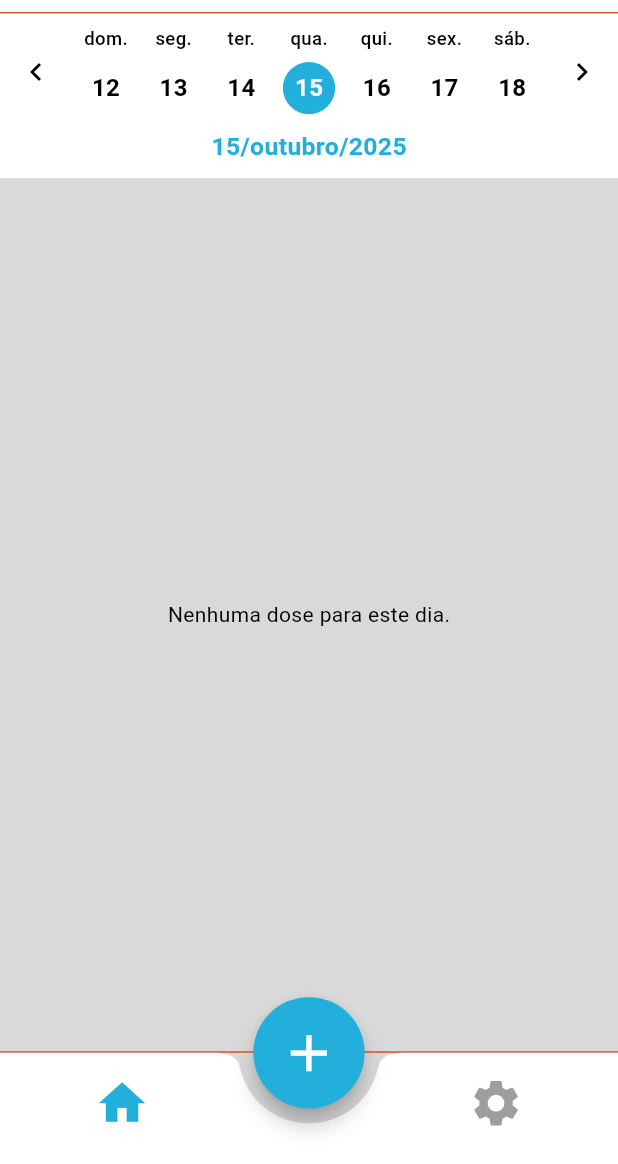
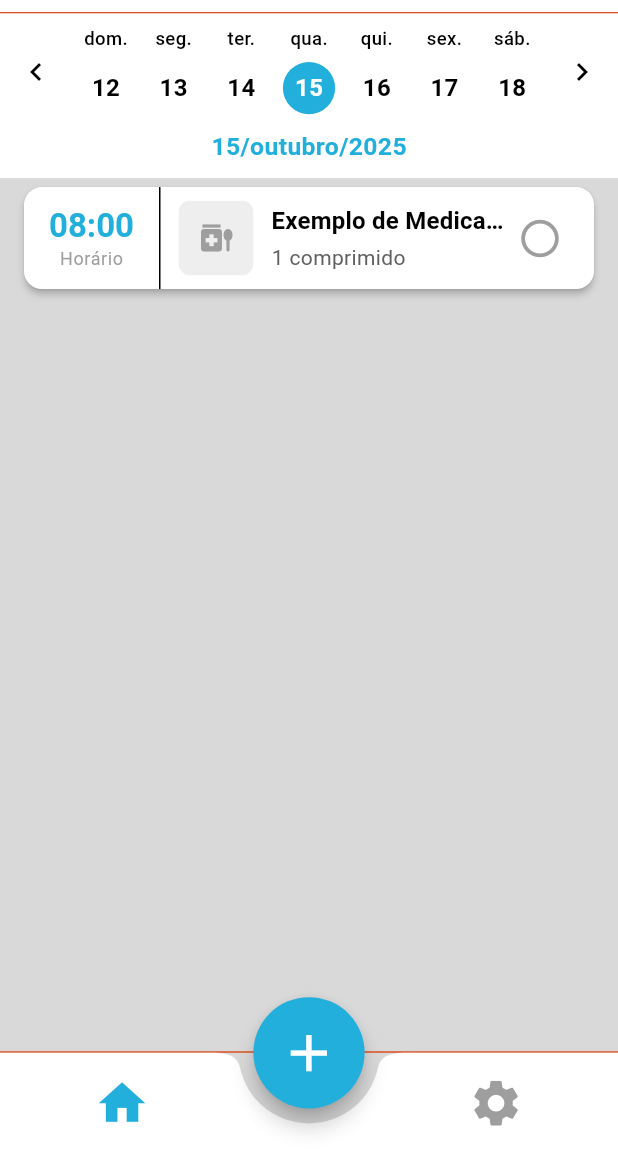
Before and after one commit to MBritoS19/CheckPills, a Flutter app: the MainScreen screen opened directly, on a phone screen of 412 x 824 dp, the part 72-1236 px from its top. Run offline on Flutter 3.47's test engine with Material 3 defaults, Android fonts, the light colour scheme and no system bars; drawn by our look-alikes of showcaseview; our stand-ins replace drift, image_picker, local_auth, shared_preferences, table_calendar; accounts and stored records are empty; generated files the repository leaves out were written again.

Commit message:
feacture(incremento3): Atualizei o passo a passo inicial, agora tem um tutorial para o médicamento e para os botões de navegação

```diff
--- a/checkpills/lib/main.dart
+++ b/checkpills/lib/main.dart
@@ -102,6 +102,8 @@ class _MainScreenState extends State<MainScreen> {
   final GlobalKey _calendarKey = GlobalKey();
   final GlobalKey _weekNavKey = GlobalKey();
   final GlobalKey _doseCardKey = GlobalKey();
+  final GlobalKey _homeKey = GlobalKey();
+  final GlobalKey _settingsKey = GlobalKey();
 
   void _onItemTapped(int index) {
     setState(() {
@@ -114,6 +116,7 @@ class _MainScreenState extends State<MainScreen> {
     final screenWidth = MediaQuery.of(context).size.width;
     final screenHeight = MediaQuery.of(context).size.height;
 
+    // A lista de telas permanece a mesma
     final List<Widget> screens = [
       HomeScreen(
         fabKey: _fabKey,
@@ -126,20 +129,22 @@ class _MainScreenState extends State<MainScreen> {
     ];
 
     return ShowCaseWidget(
-      builder: (context) => Scaffold(
-        body: TutorialController(
+      builder: (context) => TutorialController(
+        // <-- O TutorialController agora é pai do Scaffold
         showcaseKeys: [
-            // Passamos a lista de chaves na ordem correta
           _profileKey,
           _weekNavKey,
           _calendarKey,
           _doseCardKey,
+          _homeKey,
           _fabKey,
+          _settingsKey
         ],
-          child: IndexedStack(
+        child: Scaffold(
+          // <-- O Scaffold se torna o filho
+          body: IndexedStack(
             index: _selectedIndex,
             children: screens,
-          ),
           ),
           floatingActionButton: Showcase(
             key: _fabKey,
@@ -172,7 +177,8 @@ class _MainScreenState extends State<MainScreen> {
               ),
             ),
           ),
-        floatingActionButtonLocation: FloatingActionButtonLocation.centerDocked,
+          floatingActionButtonLocation:
+              FloatingActionButtonLocation.centerDocked,
           bottomNavigationBar: BottomAppBar(
             shape: const CircularNotchedRectangle(),
             notchMargin: 10.0,
@@ -180,7 +186,12 @@ class _MainScreenState extends State<MainScreen> {
             child: Row(
               mainAxisAlignment: MainAxisAlignment.spaceAround,
               children: <Widget>[
-              Transform.translate(
+                Showcase(
+                  // <-- Showcase agora é o pai
+                  key: _homeKey,
+                  description:
+                      'Toque aqui para voltar à tela principal a qualquer momento.',
+                  child: Transform.translate(
                     offset: const Offset(0, -5.0),
                     child: IconButton(
                       icon: const Icon(Icons.home),
@@ -191,8 +202,14 @@ class _MainScreenState extends State<MainScreen> {
                       iconSize: screenWidth * 0.09,
                     ),
                   ),
+                ),
                 SizedBox(width: screenWidth * 0.1),
-              Transform.translate(
+                Showcase(
+                  // <-- Showcase agora é o pai
+                  key: _settingsKey,
+                  description:
+                      'Acesse as configurações do perfil e do aplicativo aqui.',
+                  child: Transform.translate(
                     offset: const Offset(0, -5.0),
                     child: IconButton(
                       icon: const Icon(Icons.settings),
@@ -203,7 +220,9 @@ class _MainScreenState extends State<MainScreen> {
                       iconSize: screenWidth * 0.09,
                     ),
                   ),
+                ),
               ],
+            ),
           ),
         ),
       ),
@@ -291,11 +310,14 @@ class _TutorialControllerState extends State<TutorialController> {
         prefs.getBool('home_tutorial_concluido') ?? false;
 
     if (!tutorialShown && mounted) {
-      // Inicia o tutorial
+      // A CORREÇÃO ESTÁ AQUI: Adicionamos um pequeno atraso.
+      Future.delayed(const Duration(milliseconds: 200), () {
+        if (mounted) {
+          // Verificamos novamente se o widget ainda está na tela
           ShowCaseWidget.of(context).startShowCase(widget.showcaseKeys);
-
-      // CORREÇÃO: Salva o estado IMEDIATAMENTE após iniciar.
-      await prefs.setBool('home_tutorial_concluido', true);
+          prefs.setBool('home_tutorial_concluido', true);
+        }
+      });
     }
   }
 
--- a/checkpills/lib/presentation/screens/home_screen.dart
+++ b/checkpills/lib/presentation/screens/home_screen.dart
@@ -6,10 +6,12 @@ import 'package:CheckPills/presentation/screens/calendar_screen.dart';
 import 'package:CheckPills/presentation/screens/profile_management_screen.dart';
 import 'package:CheckPills/presentation/widgets/dose_details_modal.dart';
 import 'package:CheckPills/presentation/widgets/dose_event_card.dart';
+import 'package:CheckPills/presentation/widgets/tutorial_dose_card_placeholder.dart';
 import 'package:flutter/services.dart';
 import 'package:flutter/material.dart';
 import 'package:intl/intl.dart';
 import 'package:provider/provider.dart';
+import 'package:shared_preferences/shared_preferences.dart';
 import 'package:showcaseview/showcaseview.dart';
 
 class HomeScreen extends StatefulWidget {
@@ -34,13 +36,28 @@ class HomeScreen extends StatefulWidget {
 
 class _HomeScreenState extends State<HomeScreen> {
   DateTime _selectedDate = DateTime.now();
+  bool _showTutorialPlaceholder = false;
 
   @override
   void initState() {
     super.initState();
     WidgetsBinding.instance.addPostFrameCallback((_) {
+      _checkIfTutorialIsNeeded(); // <-- Nova função chamada aqui
       _updateSelectedDate(DateTime.now());
     });
+  }
+
+  // Nova função para verificar se o tutorial precisa ser exibido
+  void _checkIfTutorialIsNeeded() async {
+    final prefs = await SharedPreferences.getInstance();
+    final bool tutorialShown =
+        prefs.getBool('home_tutorial_concluido') ?? false;
+    // Se o tutorial ainda não foi mostrado, ativamos nossa flag
+    if (!tutorialShown && mounted) {
+      setState(() {
+        _showTutorialPlaceholder = true;
+      });
+    }
   }
 
   void _showLowStockDialog(Prescription prescription) {
@@ -435,6 +452,12 @@ class _HomeScreenState extends State<HomeScreen> {
   }
 
   void _updateSelectedDate(DateTime newDate) {
+    if (_showTutorialPlaceholder) {
+      setState(() {
+        _showTutorialPlaceholder = false;
+      });
+    }
+
     setState(() {
       _selectedDate = newDate;
     });
@@ -459,7 +482,7 @@ class _HomeScreenState extends State<HomeScreen> {
     for (int i = 0; i < 7; i++) {
       DateTime currentDate = startOfWeek.add(Duration(days: i));
       String dayOfWeek =
-          weekdayFormat.format(currentDate).substring(0, 3) + '.';
+          '${weekdayFormat.format(currentDate).substring(0, 3)}.';
 
       weekDays.add(
         InkWell(
@@ -612,12 +635,31 @@ class _HomeScreenState extends State<HomeScreen> {
               builder: (context, provider, child) {
                 final doseEventsResults = provider.doseEventsForDay;
 
+                // ESTRUTURA LÓGICA CORRIGIDA:
+                // 1. PRIMEIRO, verificamos se a lista de dados está vazia.
                 if (doseEventsResults.isEmpty) {
+                  // 2. SE estiver vazia, ENTÃO verificamos se é por causa do tutorial.
+                  if (_showTutorialPlaceholder) {
+                    // Se for o tutorial, mostramos o placeholder.
+                    return Showcase(
+                      key: widget.doseCardKey,
+                      description:
+                          'Este é um lembrete de dose. Toque para ver detalhes ou deslize para editar/excluir.',
+                      child: Dismissible(
+                        key: const ValueKey('tutorial_placeholder_dismissible'),
+                        background: Container(),
+                        secondaryBackground: Container(),
+                        child: const TutorialDoseCardPlaceholder(),
+                      ),
+                    );
+                  } else {
+                    // Se não for o tutorial, mostramos a mensagem padrão.
                     return const Center(
                       child: Text('Nenhuma dose para este dia.'),
                     );
                   }
-
+                } else {
+                  // 3. SE a lista NÃO estiver vazia, então construímos a lista de medicamentos.
                   return ListView.builder(
                     padding: const EdgeInsets.only(bottom: 80),
                     itemCount: doseEventsResults.length,
@@ -627,7 +669,8 @@ class _HomeScreenState extends State<HomeScreen> {
                       final isTaken =
                           result.doseEvent.status == DoseStatus.tomada;
 
-                    final doseCardWidget = Dismissible(
+                      // A lógica aqui agora é simples, apenas retorna o card.
+                      return Dismissible(
                         key: ValueKey(result.doseEvent.id),
                         background: Container(
                           color: Colors.blueAccent,
@@ -643,7 +686,8 @@ class _HomeScreenState extends State<HomeScreen> {
                         ),
                         confirmDismiss: (direction) async {
                           if (direction == DismissDirection.endToStart) {
-                          await _handleDelete(context, provider, prescription);
+                            await _handleDelete(
+                                context, provider, prescription);
                             return false;
                           } else {
                             _navigateToEditScreen(prescription);
@@ -659,17 +703,16 @@ class _HomeScreenState extends State<HomeScreen> {
                               await provider.toggleDoseStatus(result);
                               return;
                             }
-
                             if (prescription.stock == -1 ||
                                 prescription.stock > 0) {
                               final bool shouldShowWarning =
                                   await provider.toggleDoseStatus(result);
                               if (shouldShowWarning && mounted) {
-                              Future.delayed(const Duration(milliseconds: 100),
-                                  () {
-                                final updatedPrescription = provider
-                                    .prescriptionList
-                                    .firstWhere((p) => p.id == prescription.id);
+                                Future.delayed(
+                                    const Duration(milliseconds: 100), () {
+                                  final updatedPrescription =
+                                      provider.prescriptionList.firstWhere(
+                                          (p) => p.id == prescription.id);
                                   _showLowStockDialog(updatedPrescription);
                                 });
                               }
@@ -679,18 +722,9 @@ class _HomeScreenState extends State<HomeScreen> {
                           },
                         ),
                       );
-                    if (index == 0 && doseEventsResults.isNotEmpty) {
-                      return Showcase(
-                        key: widget.doseCardKey,
-                        description:
-                            'Este é um lembrete de dose. Toque para ver detalhes ou deslize para editar/excluir.',
-                        child: doseCardWidget,
+                    },
                   );
                 }
-
-                    return doseCardWidget;
-                  },
-                );
               },
             ),
           ),
--- /dev/null
+++ b/checkpills/lib/presentation/widgets/tutorial_dose_card_placeholder.dart
@@ -0,0 +1,95 @@
+import 'package:flutter/material.dart';
+
+class TutorialDoseCardPlaceholder extends StatelessWidget {
+  const TutorialDoseCardPlaceholder({super.key});
+
+  @override
+  Widget build(BuildContext context) {
+    final colorScheme = Theme.of(context).colorScheme;
+    final textTheme = Theme.of(context).textTheme;
+
+    return Card(
+      elevation: 2,
+      margin: const EdgeInsets.symmetric(horizontal: 16, vertical: 6),
+      shape: RoundedRectangleBorder(borderRadius: BorderRadius.circular(12.0)),
+      child: IntrinsicHeight(
+        child: Row(
+          crossAxisAlignment: CrossAxisAlignment.stretch,
+          children: [
+            Container(
+              width: 90,
+              padding: const EdgeInsets.symmetric(vertical: 12, horizontal: 8),
+              child: Column(
+                mainAxisAlignment: MainAxisAlignment.center,
+                children: [
+                  Text(
+                    '08:00',
+                    style: textTheme.titleLarge?.copyWith(
+                      color: colorScheme.primary,
+                      fontWeight: FontWeight.bold,
+                    ),
+                  ),
+                  Text(
+                    "Horário",
+                    style: textTheme.bodySmall?.copyWith(color: Colors.grey),
+                  ),
+                ],
+              ),
+            ),
+            const VerticalDivider(width: 1, thickness: 1), // O divisor crucial
+            Expanded(
+              child: Padding(
+                padding:
+                    const EdgeInsets.symmetric(horizontal: 12.0, vertical: 8.0),
+                child: Row(
+                  children: [
+                    ClipRRect(
+                      borderRadius: BorderRadius.circular(8.0),
+                      child: Container(
+                        width: 50,
+                        height: 50,
+                        color: Colors.grey[200],
+                        child: const Icon(Icons.medication_liquid,
+                            color: Colors.grey),
+                      ),
+                    ),
+                    const SizedBox(width: 12),
+                    Expanded(
+                      child: Column(
+                        crossAxisAlignment: CrossAxisAlignment.start,
+                        mainAxisAlignment: MainAxisAlignment.center,
+                        children: [
+                          Text(
+                            'Exemplo de Medicamento',
+                            style: textTheme.titleMedium
+                                ?.copyWith(fontWeight: FontWeight.bold),
+                            overflow: TextOverflow.ellipsis,
+                          ),
+                          const SizedBox(height: 2),
+                          Text(
+                            '1 comprimido',
+                            style: textTheme.bodyMedium
+                                ?.copyWith(color: Colors.grey[700]),
+                            overflow: TextOverflow.ellipsis,
+                          ),
+                        ],
+                      ),
+                    ),
+                    const IconButton(
+                      icon: Icon(
+                        Icons.radio_button_unchecked,
+                        color: Colors.grey,
+                        size: 30,
+                      ),
+                      onPressed: null,
+                    ),
+                  ],
+                ),
+              ),
+            ),
+          ],
+        ),
+      ),
+    );
+  }
+}
```
Lines whose indentation alone changed are shown as unchanged.
